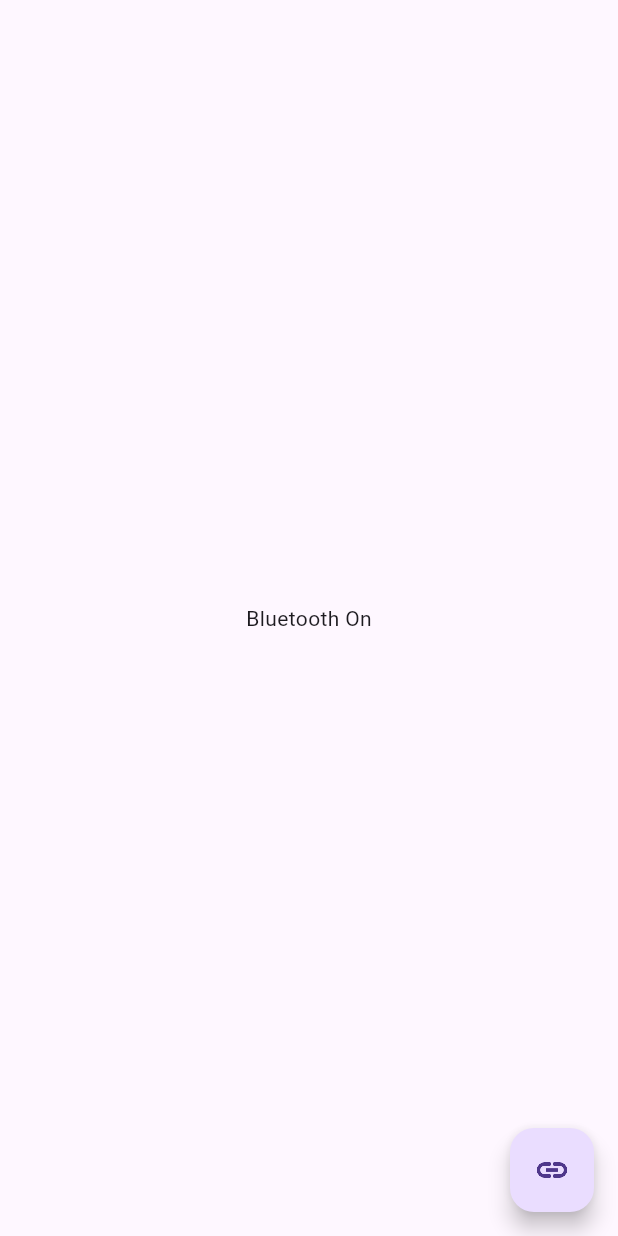
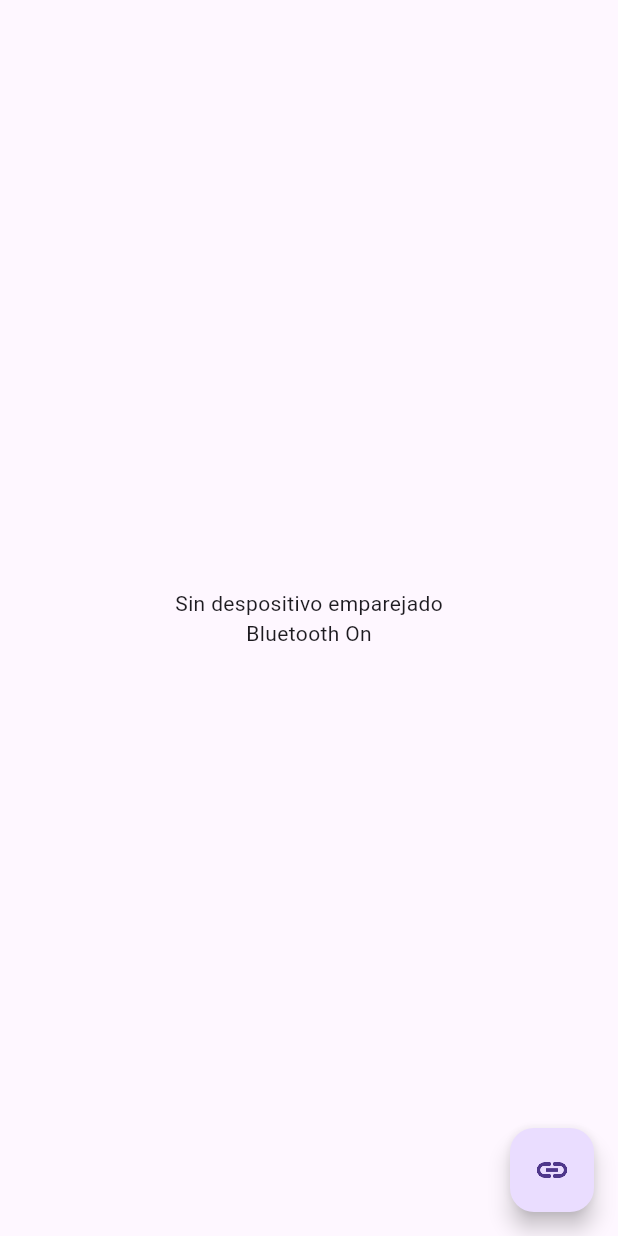
Before and after one commit to UrielRGil/bluetooth_bloc, a Flutter app: the screen it shows after launch, on a phone screen of 412 x 824 dp. Run offline on Flutter 3.47's test engine with Material 2 defaults, Android fonts, the phone set to English and light mode, and no system bars; our stand-ins replace bloc, equatable, flutter_bloc, flutter_blue, flutter_bluetooth_serial.

Commit message:
Vinculación con dispositivos

```diff
--- a/lib/blocs/blocs.dart
+++ b/lib/blocs/blocs.dart
@@ -1 +1,3 @@
+export 'package:bluetooth_bloc/blocs/connect_device/connect_device_bloc.dart';
+
 export 'package:bluetooth_bloc/blocs/discover_devices/discover_devices_bloc.dart';
--- /dev/null
+++ b/lib/blocs/connect_device/connect_device_event.dart
@@ -0,0 +1,17 @@
+part of 'connect_device_bloc.dart';
+
+abstract class ConnectDeviceEvent extends Equatable {
+  const ConnectDeviceEvent();
+
+  @override
+  List<Object> get props => [];
+}
+
+class OnConnectDevice extends ConnectDeviceEvent {
+  final BluetoothDevice device;
+
+  const OnConnectDevice(this.device);
+
+  @override
+  List<Object> get props => [device];
+}
--- /dev/null
+++ b/lib/blocs/connect_device/connect_device_state.dart
@@ -0,0 +1,27 @@
+part of 'connect_device_bloc.dart';
+
+enum ConnectDeviceStatus { initial, connecting, connected, error }
+
+abstract class ConnectDeviceState extends Equatable {
+  final ConnectDeviceStatus status;
+  final BluetoothDevice? device;
+  const ConnectDeviceState({required this.status, this.device});
+
+  @override
+  List<Object?> get props => [status, device];
+}
+
+class ConnectDeviceInitial extends ConnectDeviceState {
+  const ConnectDeviceInitial({required super.status, super.device});
+}
+
+class DeviceState extends ConnectDeviceState {
+  final ConnectDeviceStatus status;
+  final BluetoothDevice? device;
+
+  DeviceState({required this.status, required this.device})
+      : super(status: status, device: device);
+
+  @override
+  List<Object?> get props => [status, device];
+}
--- a/lib/main.dart
+++ b/lib/main.dart
@@ -4,6 +4,8 @@ import 'package:bluetooth_bloc/pages/pages.dart';
 import 'package:bluetooth_bloc/cubits/cubits.dart';
 import 'package:flutter_bloc/flutter_bloc.dart';
 import 'package:bluetooth_bloc/controllers/controllers.dart';
+
+import 'blocs/blocs.dart';
 
 void main() {
   runApp(const MyApp());
@@ -15,17 +17,30 @@ class MyApp extends StatelessWidget {
   // This widget is the root of your application.
   @override
   Widget build(BuildContext context) {
-    return MaterialApp(
+    return MultiBlocProvider(
+      providers: [
+        BlocProvider(
+          create: (context) => DiscoverDevicesBloc(BluetoothController()),
+        ),
+        BlocProvider(
+          create: (context) => ConnectDeviceBloc(BluetoothController()),
+        ),
+      ],
+      child: MaterialApp(
         title: 'Flutter Demo',
         theme: ThemeData(
           useMaterial3: true,
           primarySwatch: Colors.blue,
         ),
-      home: BlocProvider(
+        home: MultiBlocProvider(
+          providers: [
+            BlocProvider(
               create: (context) => BluetoothStateCubit(BluetoothController()),
+            ),
+          ],
           child: HomePage(),
         ),
-      routes: Routes.routes,
+      ),
     );
   }
 }
--- a/lib/pages/discover_page.dart
+++ b/lib/pages/discover_page.dart
@@ -1,16 +1,12 @@
 import 'package:flutter/material.dart';
 import 'package:bluetooth_bloc/blocs/blocs.dart';
-import 'package:bluetooth_bloc/controllers/controllers.dart';
 import 'package:bluetooth_bloc/views/views.dart';
 import 'package:flutter_bloc/flutter_bloc.dart';
 
 class DiscoverPage extends StatelessWidget {
   @override
   Widget build(BuildContext context) {
-    return BlocProvider<DiscoverDevicesBloc>(
-      create: (context) => DiscoverDevicesBloc(BluetoothController()),
-      child: const _DiscoverPageBody(),
-    );
+    return const _DiscoverPageBody();
   }
 }
 
--- a/lib/pages/main_page.dart
+++ b/lib/pages/main_page.dart
@@ -1,15 +1,32 @@
+import 'package:bluetooth_bloc/blocs/blocs.dart';
+import 'package:bluetooth_bloc/pages/pages.dart';
 import 'package:flutter/material.dart';
+import 'package:flutter_bloc/flutter_bloc.dart';
 
 class MainPage extends StatelessWidget {
   @override
   Widget build(BuildContext context) {
     return Scaffold(
-      body: Center(
-        child: Text('Bluetooth On'),
+      body: Column(
+        mainAxisAlignment: MainAxisAlignment.center,
+        children: [
+          BlocBuilder<ConnectDeviceBloc, ConnectDeviceState>(
+            builder: (context, state) {
+              if (state.status == ConnectDeviceStatus.connected) {
+                return Text('Dispositivo emparejado ${state.device?.address}');
+              }
+              return const Text('Sin despositivo emparejado');
+            },
+          ),
+          Center(
+            child: Text('Bluetooth On'),
+          ),
+        ],
       ),
       floatingActionButton: FloatingActionButton(
         onPressed: () {
-          Navigator.of(context).pushNamed('discover_page');
+          Navigator.of(context)
+              .push(MaterialPageRoute(builder: (context) => DiscoverPage()));
         },
         child: const Icon(Icons.link_sharp),
       ),
```
Also changed, not shown: lib/blocs/connect_device/connect_device_bloc.dart (added, +44 -0 lines), lib/views/devices_list_view.dart (+9 -3 lines). Lines whose indentation alone changed are shown as unchanged.
